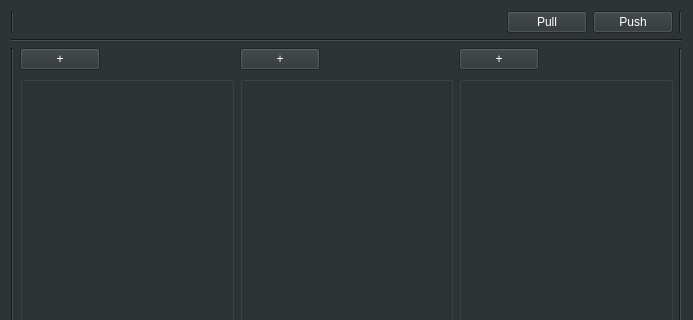
This is SettingsWindow/SetConfiguration/setconfiguration.ui in hydronautics-team/PoolsideGUI as Qt 5 draws it before an edit; both pictures show x 0 to 693 and y 0 to 320 of the 693 by 488 pixel window. The edited form follows.
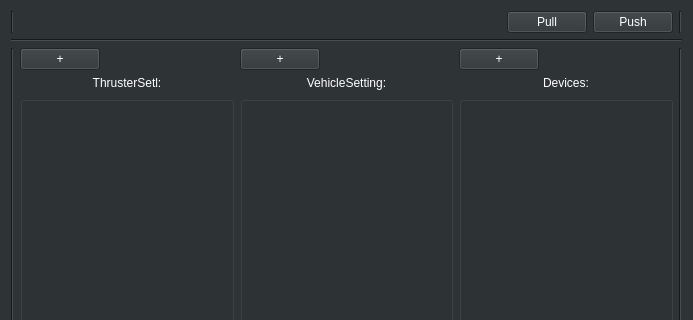
This is the edited form.

Commit message: Настройка работы с Git репозиторием: Созданы функции обработки данных репозитория при начале работы и отображение файлов в виде кнопок. Настроена работа команды git pull из основной ui. Подкорректирована основная ui для понимания процессов.

The edit to the form file:
```diff
--- a/SettingsWindow/SetConfiguration/setconfiguration.ui
+++ b/SettingsWindow/SetConfiguration/setconfiguration.ui
@@ -387,7 +387,7 @@
         </widget>
        </item>
        <item>
-        <layout class="QVBoxLayout" name="verticalLayout" stretch="1,12">
+        <layout class="QVBoxLayout" name="verticalLayout" stretch="1,0,12">
          <item>
           <layout class="QHBoxLayout" name="horizontalLayout_4" stretch="1,2">
            <item>
@@ -415,6 +415,22 @@
            </item>
           </layout>
          </item>
+         <item>
+          <widget class="QLabel" name="label">
+           <property name="focusPolicy">
+            <enum>Qt::NoFocus</enum>
+           </property>
+           <property name="layoutDirection">
+            <enum>Qt::LeftToRight</enum>
+           </property>
+           <property name="text">
+            <string>ThrusterSetl:</string>
+           </property>
+           <property name="alignment">
+            <set>Qt::AlignCenter</set>
+           </property>
+          </widget>
+         </item>
          <item>
           <widget class="QGroupBox" name="groupBox_ThrusterSet">
            <property name="title">
@@ -425,7 +441,7 @@
         </layout>
        </item>
        <item>
-        <layout class="QVBoxLayout" name="verticalLayout_2" stretch="1,12">
+        <layout class="QVBoxLayout" name="verticalLayout_2" stretch="1,0,12">
          <item>
           <layout class="QHBoxLayout" name="horizontalLayout_5" stretch="1,2">
            <item>
@@ -453,6 +469,16 @@
            </item>
           </layout>
          </item>
+         <item>
+          <widget class="QLabel" name="label_2">
+           <property name="text">
+            <string>VehicleSetting:</string>
+           </property>
+           <property name="alignment">
+            <set>Qt::AlignCenter</set>
+           </property>
+          </widget>
+         </item>
          <item>
           <widget class="QGroupBox" name="groupBox_VehicleSetting">
            <property name="title">
@@ -463,7 +489,7 @@
         </layout>
        </item>
        <item>
-        <layout class="QVBoxLayout" name="verticalLayout_3" stretch="1,12">
+        <layout class="QVBoxLayout" name="verticalLayout_3" stretch="1,0,12">
          <item>
           <layout class="QHBoxLayout" name="horizontalLayout_6" stretch="1,2">
            <item>
@@ -491,6 +517,16 @@
            </item>
           </layout>
          </item>
+         <item>
+          <widget class="QLabel" name="label_3">
+           <property name="text">
+            <string>Devices:</string>
+           </property>
+           <property name="alignment">
+            <set>Qt::AlignCenter</set>
+           </property>
+          </widget>
+         </item>
          <item>
           <widget class="QGroupBox" name="groupBox_devices">
            <property name="title">
```
The commit also changes 2 other files.
